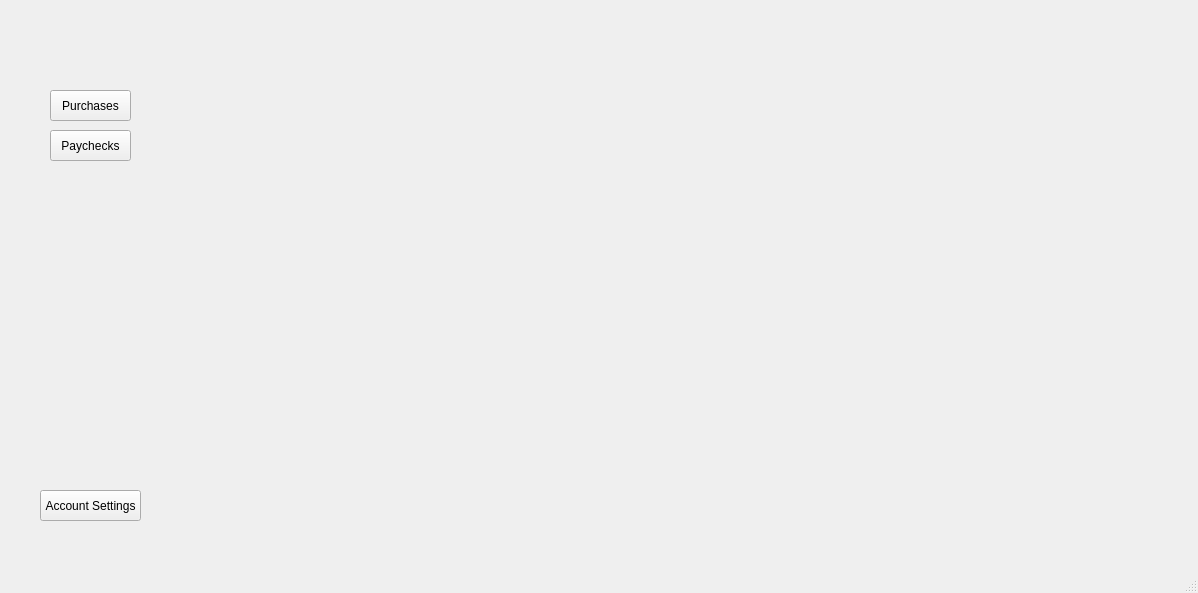
The window that FinanceCalculatorV2/finance_page.ui (UnitedPuggs/FinanceCalculatorV2) describes before a commit, drawn with Qt 5.
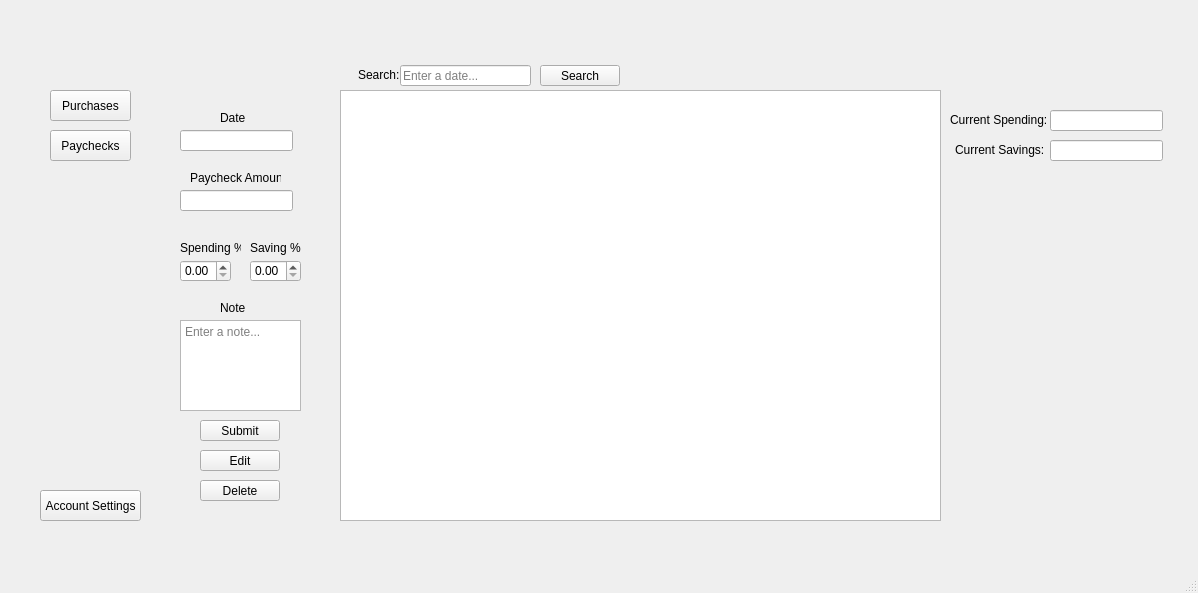
The same window after the commit. The open tabs and pages were chosen to show the change.

What changed in the file:
```diff
--- a/FinanceCalculatorV2/finance_page.ui
+++ b/FinanceCalculatorV2/finance_page.ui
@@ -22,7 +22,7 @@
      <rect>
       <x>140</x>
       <y>50</y>
-      <width>1001</width>
+      <width>811</width>
       <height>521</height>
      </rect>
     </property>
@@ -220,7 +220,214 @@
       </property>
      </widget>
     </widget>
-    <widget class="QWidget" name="paycheckPage"/>
+    <widget class="QWidget" name="paycheckPage">
+     <widget class="QTableView" name="paycheckTable">
+      <property name="geometry">
+       <rect>
+        <x>200</x>
+        <y>40</y>
+        <width>601</width>
+        <height>431</height>
+       </rect>
+      </property>
+     </widget>
+     <widget class="QLineEdit" name="paycheckSearchLine">
+      <property name="geometry">
+       <rect>
+        <x>260</x>
+        <y>15</y>
+        <width>131</width>
+        <height>21</height>
+       </rect>
+      </property>
+      <property name="placeholderText">
+       <string>Enter a date...</string>
+      </property>
+     </widget>
+     <widget class="QLabel" name="paycheckSearchLabel">
+      <property name="geometry">
+       <rect>
+        <x>218</x>
+        <y>18</y>
+        <width>47</width>
+        <height>13</height>
+       </rect>
+      </property>
+      <property name="text">
+       <string>Search:</string>
+      </property>
+     </widget>
+     <widget class="QPushButton" name="paycheckSearchButton">
+      <property name="geometry">
+       <rect>
+        <x>400</x>
+        <y>15</y>
+        <width>80</width>
+        <height>21</height>
+       </rect>
+      </property>
+      <property name="text">
+       <string>Search</string>
+      </property>
+     </widget>
+     <widget class="QLineEdit" name="pdateLine">
+      <property name="geometry">
+       <rect>
+        <x>40</x>
+        <y>80</y>
+        <width>113</width>
+        <height>21</height>
+       </rect>
+      </property>
+     </widget>
+     <widget class="QLabel" name="pdateLabel">
+      <property name="geometry">
+       <rect>
+        <x>80</x>
+        <y>60</y>
+        <width>31</width>
+        <height>16</height>
+       </rect>
+      </property>
+      <property name="text">
+       <string>Date</string>
+      </property>
+     </widget>
+     <widget class="QLabel" name="pamountLabel">
+      <property name="geometry">
+       <rect>
+        <x>50</x>
+        <y>120</y>
+        <width>91</width>
+        <height>16</height>
+       </rect>
+      </property>
+      <property name="text">
+       <string>Paycheck Amount</string>
+      </property>
+     </widget>
+     <widget class="QLineEdit" name="pamountLine">
+      <property name="geometry">
+       <rect>
+        <x>40</x>
+        <y>140</y>
+        <width>113</width>
+        <height>21</height>
+       </rect>
+      </property>
+     </widget>
+     <widget class="QLabel" name="pnoteLabel">
+      <property name="geometry">
+       <rect>
+        <x>80</x>
+        <y>250</y>
+        <width>31</width>
+        <height>16</height>
+       </rect>
+      </property>
+      <property name="text">
+       <string>Note</string>
+      </property>
+     </widget>
+     <widget class="QTextEdit" name="noteEdit">
+      <property name="geometry">
+       <rect>
+        <x>40</x>
+        <y>270</y>
+        <width>121</width>
+        <height>91</height>
+       </rect>
+      </property>
+      <property name="placeholderText">
+       <string>Enter a note...</string>
+      </property>
+     </widget>
+     <widget class="QLabel" name="spendLabel">
+      <property name="geometry">
+       <rect>
+        <x>40</x>
+        <y>190</y>
+        <width>61</width>
+        <height>16</height>
+       </rect>
+      </property>
+      <property name="text">
+       <string>Spending %</string>
+      </property>
+     </widget>
+     <widget class="QLabel" name="savingLabel">
+      <property name="geometry">
+       <rect>
+        <x>110</x>
+        <y>190</y>
+        <width>51</width>
+        <height>16</height>
+       </rect>
+      </property>
+      <property name="text">
+       <string>Saving %</string>
+      </property>
+     </widget>
+     <widget class="QDoubleSpinBox" name="spendingPercent">
+      <property name="geometry">
+       <rect>
+        <x>40</x>
+        <y>210</y>
+        <width>51</width>
+        <height>22</height>
+       </rect>
+      </property>
+     </widget>
+     <widget class="QDoubleSpinBox" name="savingPercent">
+      <property name="geometry">
+       <rect>
+        <x>110</x>
+        <y>210</y>
+        <width>51</width>
+        <height>22</height>
+       </rect>
+      </property>
+     </widget>
+     <widget class="QPushButton" name="pushButton_2">
+      <property name="geometry">
+       <rect>
+        <x>60</x>
+        <y>370</y>
+        <width>80</width>
+        <height>21</height>
+       </rect>
+      </property>
+      <property name="text">
+       <string>Submit</string>
+      </property>
+     </widget>
+     <widget class="QPushButton" name="pushButton_3">
+      <property name="geometry">
+       <rect>
+        <x>60</x>
+        <y>400</y>
+        <width>80</width>
+        <height>21</height>
+       </rect>
+      </property>
+      <property name="text">
+       <string>Edit</string>
+      </property>
+     </widget>
+     <widget class="QPushButton" name="pushButton_4">
+      <property name="geometry">
+       <rect>
+        <x>60</x>
+        <y>430</y>
+        <width>80</width>
+        <height>21</height>
+       </rect>
+      </property>
+      <property name="text">
+       <string>Delete</string>
+      </property>
+     </widget>
+    </widget>
    </widget>
    <widget class="QPushButton" name="purchasesPageButton">
     <property name="geometry">
@@ -261,6 +468,58 @@
      <string>Account Settings</string>
     </property>
    </widget>
+   <widget class="QLabel" name="currSpendingLabel">
+    <property name="geometry">
+     <rect>
+      <x>950</x>
+      <y>110</y>
+      <width>101</width>
+      <height>20</height>
+     </rect>
+    </property>
+    <property name="text">
+     <string>Current Spending: $</string>
+    </property>
+   </widget>
+   <widget class="QLineEdit" name="spendingLine">
+    <property name="geometry">
+     <rect>
+      <x>1050</x>
+      <y>110</y>
+      <width>113</width>
+      <height>21</height>
+     </rect>
+    </property>
+    <property name="readOnly">
+     <bool>true</bool>
+    </property>
+   </widget>
+   <widget class="QLabel" name="currSavingLabel">
+    <property name="geometry">
+     <rect>
+      <x>955</x>
+      <y>140</y>
+      <width>91</width>
+      <height>20</height>
+     </rect>
+    </property>
+    <property name="text">
+     <string>Current Savings: $</string>
+    </property>
+   </widget>
+   <widget class="QLineEdit" name="savingsLine">
+    <property name="geometry">
+     <rect>
+      <x>1050</x>
+      <y>140</y>
+      <width>113</width>
+      <height>21</height>
+     </rect>
+    </property>
+    <property name="readOnly">
+     <bool>true</bool>
+    </property>
+   </widget>
   </widget>
   <widget class="QMenuBar" name="menubar">
    <property name="geometry">
```
Left out of the diff: 158 changed lines with no effect on the pictures.
